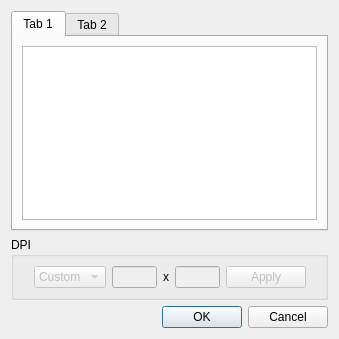
This is src/scantailor/app/ui/dialogs/FixDpiDialog.ui in adehad/py-scantailor as Qt 5 draws it before an edit. The edited form follows.
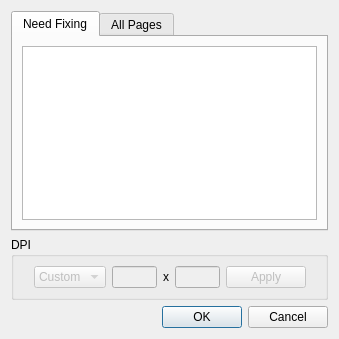
This is the edited form.

Diff of the .ui file:
```diff
--- a/src/scantailor/app/ui/dialogs/FixDpiDialog.ui
+++ b/src/scantailor/app/ui/dialogs/FixDpiDialog.ui
@@ -21,7 +21,7 @@
      </property>
      <widget class="QWidget" name="tab">
       <attribute name="title">
-       <string>Tab 1</string>
+       <string>Need Fixing</string>
       </attribute>
       <layout class="QVBoxLayout">
        <item>
@@ -31,7 +31,7 @@
      </widget>
      <widget class="QWidget" name="tab_2">
       <attribute name="title">
-       <string>Tab 2</string>
+       <string>All Pages</string>
       </attribute>
       <layout class="QVBoxLayout">
        <item>
```
